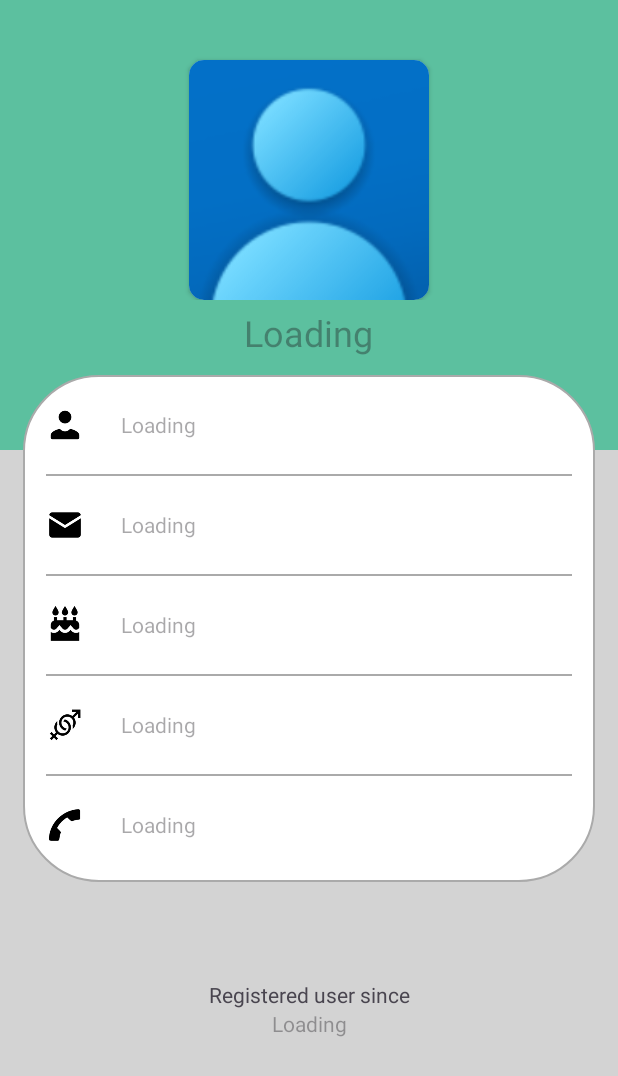
After one commit to litsTran/MyBookingCareApp, an Android app: the UserProfileActivity screen opened directly, with no data from a screen before it, on a phone screen of 412 x 824 dp. The commit adds this screen. Shown: the top 1076 px of the screen. Run offline under Robolectric (Android 15) with nearby library versions, the phone set to English and light mode, and no system bars.

Commit message:
first commit

```diff
--- a/app/src/main/AndroidManifest.xml
+++ b/app/src/main/AndroidManifest.xml
@@ -13,6 +13,11 @@
         android:theme="@style/Theme.MyBookingCareApp"
         tools:targetApi="31">
         <activity
+
+            android:name=".UserProfileActivity"
+            android:exported="false" />
+        <activity
+
             android:name=".LoginActivity"
             android:exported="false" />
         <activity
--- a/app/src/main/java/com/example/mybookingcareapp/LoginActivity.java
+++ b/app/src/main/java/com/example/mybookingcareapp/LoginActivity.java
@@ -1,9 +1,18 @@
 package com.example.mybookingcareapp;
 
 import androidx.annotation.NonNull;
+
 import androidx.appcompat.app.AppCompatActivity;
 
 import android.annotation.SuppressLint;
+
+import androidx.appcompat.app.AlertDialog;
+import androidx.appcompat.app.AppCompatActivity;
+
+import android.annotation.SuppressLint;
+import android.content.DialogInterface;
+import android.content.Intent;
+
 import android.os.Bundle;
 import android.text.TextUtils;
 import android.text.method.HideReturnsTransformationMethod;
@@ -23,6 +32,11 @@ import com.google.firebase.auth.AuthResult;
 import com.google.firebase.auth.FirebaseAuth;
 import com.google.firebase.auth.FirebaseAuthInvalidCredentialsException;
 import com.google.firebase.auth.FirebaseAuthInvalidUserException;
+
+
+import com.google.firebase.auth.FirebaseUser;
+import com.google.firebase.auth.UserProfileChangeRequest;
+
 import com.google.firebase.ktx.Firebase;
 
 public class LoginActivity extends AppCompatActivity {
@@ -88,6 +102,19 @@ public class LoginActivity extends AppCompatActivity {
             public void onComplete(@NonNull Task<AuthResult> task) {
                 if(task.isSuccessful()){
                     Toast.makeText(LoginActivity.this, "You are logged in now.", Toast.LENGTH_SHORT).show();
+
+
+                    FirebaseUser firebaseUser = authProfile.getCurrentUser();
+
+                    if (firebaseUser.isEmailVerified()){
+                        Toast.makeText(LoginActivity.this, "You are logged in now.", Toast.LENGTH_SHORT).show();
+
+                    } else {
+                        firebaseUser.sendEmailVerification();
+                        authProfile.signOut();
+                        showAlerDialog();
+                    }
+
                 } else {
                     try {
                         throw task.getException();
@@ -104,6 +131,36 @@ public class LoginActivity extends AppCompatActivity {
                 }
                 progressBar.setVisibility(View.GONE);
             }
+
         });
     }
+
+            private void showAlerDialog() {
+                AlertDialog.Builder builder = new AlertDialog.Builder(LoginActivity.this);
+                builder.setTitle("Email not verifed");
+                builder.setMessage("Please verify your email now.You can not login without email verification.");
+
+                builder.setPositiveButton("Countinue", new DialogInterface.OnClickListener() {
+                    @Override
+                    public void onClick(DialogInterface dialogInterface, int i) {
+                        Intent intent = new Intent(Intent.ACTION_MAIN);
+                        intent.addCategory(Intent.CATEGORY_APP_EMAIL);
+                        intent.addFlags(Intent.FLAG_ACTIVITY_NEW_TASK);
+                        startActivity(intent);
+                    }
+                });
+                AlertDialog alertDialog = builder.create();
+                alertDialog.show();
+            }
+    @Override
+    protected void onStart() {
+        super.onStart();
+        if (authProfile.getCurrentUser() != null){
+            Toast.makeText(LoginActivity.this, "Already Logged in", Toast.LENGTH_SHORT).show();
+            startActivity(new Intent(LoginActivity.this, UserProfileActivity.class));
+            finish();
+        }else {
+            Toast.makeText(LoginActivity.this, "You can login now", Toast.LENGTH_SHORT).show();
+        }
+    }
 }
--- /dev/null
+++ b/app/src/main/java/com/example/mybookingcareapp/UserProfileActivity.java
@@ -0,0 +1,14 @@
+package com.example.mybookingcareapp;
+
+import androidx.appcompat.app.AppCompatActivity;
+
+import android.os.Bundle;
+
+public class UserProfileActivity extends AppCompatActivity {
+
+    @Override
+    protected void onCreate(Bundle savedInstanceState) {
+        super.onCreate(savedInstanceState);
+        setContentView(R.layout.activity_user_profile);
+    }
+}
--- /dev/null
+++ b/app/src/main/res/layout/activity_user_profile.xml
@@ -0,0 +1,267 @@
+<?xml version="1.0" encoding="utf-8"?>
+<ScrollView xmlns:android="http://schemas.android.com/apk/res/android"
+    xmlns:app="http://schemas.android.com/apk/res-auto"
+    xmlns:tools="http://schemas.android.com/tools"
+    android:layout_width="match_parent"
+    android:layout_height="match_parent"
+    tools:context=".UserProfileActivity"
+    android:background="@color/light_gray">
+
+    <LinearLayout
+        android:layout_width="match_parent"
+        android:layout_height="wrap_content"
+        android:orientation="vertical">
+
+        <RelativeLayout
+            android:id="@+id/layout_head"
+            android:layout_width="match_parent"
+            android:layout_height="300dp"
+            android:background="#5CC09F">
+
+            <RelativeLayout
+                android:layout_width="match_parent"
+                android:layout_height="wrap_content"
+                android:id="@+id/RL_imageView">
+
+                <androidx.cardview.widget.CardView
+                    android:layout_width="wrap_content"
+                    android:layout_height="wrap_content"
+                    android:layout_centerHorizontal="true"
+                    android:layout_marginTop="40dp"
+                    android:elevation="5dp"
+                    app:cardCornerRadius="10dp">
+
+                    <ImageView
+                        android:id="@+id/imageView_profile_dp"
+                        android:layout_width="160dp"
+                        android:layout_height="160dp"
+                        android:contentDescription="@string/user_display_picture"
+                        android:background="@drawable/img_2"
+                        android:scaleType="centerCrop" />
+                </androidx.cardview.widget.CardView>
+                <ProgressBar
+                    android:id="@+id/progress_bar_profile_pic"
+                    style="?android:attr/progressBarStyleSmall"
+                    android:layout_width="wrap_content"
+                    android:layout_height="wrap_content"
+                    android:layout_marginTop="110dp"
+                    android:layout_centerHorizontal="true"
+                    android:elevation="10dp"
+                    android:visibility="gone" />
+            </RelativeLayout>
+
+            <TextView
+                android:id="@+id/textView_show_welcome"
+                android:layout_width="wrap_content"
+                android:layout_height="wrap_content"
+                android:layout_below="@id/RL_imageView"
+                android:layout_centerHorizontal="true"
+                android:layout_marginTop="5dp"
+                android:layout_marginBottom="30dp"
+                android:hint="@string/loading"
+                android:textAlignment="center"
+                android:textAppearance="@style/TextAppearance.AppCompat.Headline"
+                android:textColor="@android:color/white" />
+        </RelativeLayout>
+
+        <RelativeLayout
+            android:layout_width="match_parent"
+            android:layout_height="wrap_content"
+            android:padding="15dp"
+            android:layout_marginTop="-50dp"
+            android:layout_marginLeft="15dp"
+            android:layout_marginRight="15dp"
+            android:layout_marginBottom="15dp"
+            android:background="@drawable/border">
+
+            <RelativeLayout
+                android:layout_width="match_parent"
+                android:layout_height="wrap_content"
+                android:layout_marginTop="5dp"
+                android:layout_marginBottom="20dp"
+                android:id="@+id/RL_name">
+
+                <ImageView
+                    android:layout_width="25dp"
+                    android:layout_height="25dp"
+                    android:layout_centerVertical="true"
+                    android:id="@+id/ic_profile"
+                    android:contentDescription="@string/name"
+                    android:background="@drawable/img_3"/>
+
+                <TextView
+                    android:id="@+id/textView_show_full_name"
+                    android:layout_width="wrap_content"
+                    android:layout_height="wrap_content"
+                    android:layout_centerVertical="true"
+                    android:layout_alignStart="@id/ic_profile"
+                    android:layout_marginStart="50dp"
+                    android:hint="@string/loading" />
+            </RelativeLayout>
+
+            <View
+                android:id="@+id/divider_name"
+                android:layout_width="match_parent"
+                android:layout_height="1dp"
+                android:layout_below="@id/RL_name"
+                android:background="@android:color/darker_gray"/>
+
+            <RelativeLayout
+                android:layout_width="match_parent"
+                android:layout_height="wrap_content"
+                android:id="@+id/RL_email"
+                android:layout_marginTop="10dp"
+                android:layout_marginBottom="10dp"
+                android:layout_below="@id/divider_name">
+
+                <ImageView
+                    android:layout_width="25dp"
+                    android:layout_height="25dp"
+                    android:layout_marginTop="20dp"
+                    android:id="@+id/ic_email"
+                    android:contentDescription="@string/email"
+                    android:layout_centerVertical="true"
+                    android:background="@drawable/img_4"/>
+
+                <TextView
+                    android:id="@+id/textView_show_email"
+                    android:layout_width="wrap_content"
+                    android:layout_height="wrap_content"
+                    android:layout_alignStart="@id/ic_email"
+                    android:layout_marginStart="50dp"
+                    android:layout_centerVertical="true"
+                    android:layout_marginTop="20dp"
+                    android:hint="@string/loading" />
+            </RelativeLayout>
+
+            <View
+                android:id="@+id/divider_email"
+                android:layout_width="match_parent"
+                android:layout_height="1dp"
+                android:layout_below="@id/RL_email"
+                android:background="@android:color/darker_gray"/>
+
+            <RelativeLayout
+                android:layout_width="match_parent"
+                android:layout_height="wrap_content"
+                android:id="@+id/RL_dob"
+                android:layout_marginTop="10dp"
+                android:layout_marginBottom="10dp"
+                android:layout_below="@id/divider_email">
+
+                <ImageView
+                    android:layout_width="25dp"
+                    android:layout_height="25dp"
+                    android:layout_marginTop="20dp"
+                    android:layout_centerVertical="true"
+                    android:id="@+id/ic_dob"
+                    android:contentDescription="@string/dob"
+                    android:background="@drawable/img_5"/>
+
+                <TextView
+                    android:id="@+id/textView_show_dob"
+                    android:layout_width="wrap_content"
+                    android:layout_height="wrap_content"
+                    android:layout_alignStart="@id/ic_dob"
+                    android:layout_centerVertical="true"
+                    android:layout_marginStart="50dp"
+                    android:layout_marginTop="20dp"
+                    android:hint="@string/loading" />
+            </RelativeLayout>
+
+            <View
+                android:id="@+id/divider_dob"
+                android:layout_width="match_parent"
+                android:layout_height="1dp"
+                android:layout_below="@id/RL_dob"
+                android:background="@android:color/darker_gray"/>
+
+            <RelativeLayout
+                android:layout_width="match_parent"
+                android:layout_height="wrap_content"
+                android:id="@+id/RL_gender"
+                android:layout_marginTop="10dp"
+                android:layout_marginBottom="10dp"
+                android:layout_below="@id/divider_dob">
+
+                <ImageView
+                    android:layout_width="25dp"
+                    android:layout_height="25dp"
+                    android:id="@+id/ic_gender"
+                    android:contentDescription="@string/gender"
+                    android:layout_centerVertical="true"
+                    android:layout_marginTop="20dp"
+                    android:background="@drawable/img_6"/>
+
+                <TextView
+                    android:id="@+id/textView_show_gender"
+                    android:layout_width="wrap_content"
+                    android:layout_height="wrap_content"
+                    android:layout_alignStart="@id/ic_gender"
+                    android:layout_centerVertical="true"
+                    android:layout_marginStart="50dp"
+                    android:layout_marginTop="20dp"
+                    android:hint="@string/loading" />
+            </RelativeLayout>
+
+            <View
+                android:id="@+id/divider_gender"
+                android:layout_width="match_parent"
+                android:layout_height="1dp"
+                android:layout_below="@id/RL_gender"
+                android:background="@android:color/darker_gray"/>
+
+            <RelativeLayout
+                android:layout_width="match_parent"
+                android:layout_height="wrap_content"
+                android:id="@+id/RL_mobile"
+                android:layout_marginTop="10dp"
+                android:layout_below="@id/divider_gender">
+
+                <ImageView
+                    android:layout_width="25dp"
+                    android:layout_height="25dp"
+                    android:layout_centerVertical="true"
+                    android:layout_marginTop="20dp"
+                    android:id="@+id/ic_mobile"
+                    android:contentDescription="@string/mobile"
+                    android:background="@drawable/img_7"/>
+
+                <TextView
+                    android:id="@+id/textView_show_mobile"
+                    android:layout_width="wrap_content"
+                    android:layout_height="wrap_content"
+                    android:layout_centerVertical="true"
+                    android:layout_alignStart="@id/ic_mobile"
+                    android:layout_marginStart="50dp"
+                    android:layout_marginTop="20dp"
+                    android:hint="@string/loading" />
+            </RelativeLayout>
+
+            <ProgressBar
+                android:id="@+id/progress_bar"
+                style="?android:attr/progressBarStyleLarge"
+                android:layout_width="wrap_content"
+                android:layout_height="wrap_content"
+                android:layout_centerInParent="true"
+                android:layout_centerHorizontal="true"
+                android:elevation="10dp"
+                android:visibility="gone" />
+        </RelativeLayout>
+
+        <TextView
+            android:layout_width="match_parent"
+            android:layout_height="wrap_content"
+            android:textAlignment="center"
+            android:layout_marginTop="50dp"
+            android:text="@string/registered_user_since"/>
+        <TextView
+            android:layout_width="match_parent"
+            android:layout_height="wrap_content"
+            android:textAlignment="center"
+            android:hint="@string/loading"
+            android:id="@+id/textView_show_register_date"/>
+
+    </LinearLayout>
+
+</ScrollView>
--- a/app/src/main/res/values/colors.xml
+++ b/app/src/main/res/values/colors.xml
@@ -6,4 +6,6 @@
     <color name="lime">#00FF00</color>
     <color name="dark_green">#006400</color>
     <color name="light_gray">#D3D3D3</color>
+    <color name="darker_gray">#A9A9A9</color>
+
 </resources>
--- a/app/src/main/res/values/strings.xml
+++ b/app/src/main/res/values/strings.xml
@@ -1,3 +1,11 @@
 <resources>
     <string name="app_name">MyBookingCareApp</string>
+    <string name="loading">Loading</string>
+    <string name="registered_user_since">Registered user since</string>
+    <string name="mobile">Mobile</string>
+    <string name="gender">Gender</string>
+    <string name="dob">Dob</string>
+    <string name="email">Email</string>
+    <string name="user_display_picture">User display picture</string>
+    <string name="name">Name</string>
 </resources>
```
Also changed, not shown: app/src/main/res/drawable/img_2.png (added), app/src/main/res/drawable/img_3.png (added), app/src/main/res/drawable/img_4.png (added), app/src/main/res/drawable/img_5.png (added), app/src/main/res/drawable/img_6.png (added), app/src/main/res/drawable/img_7.png (added).
